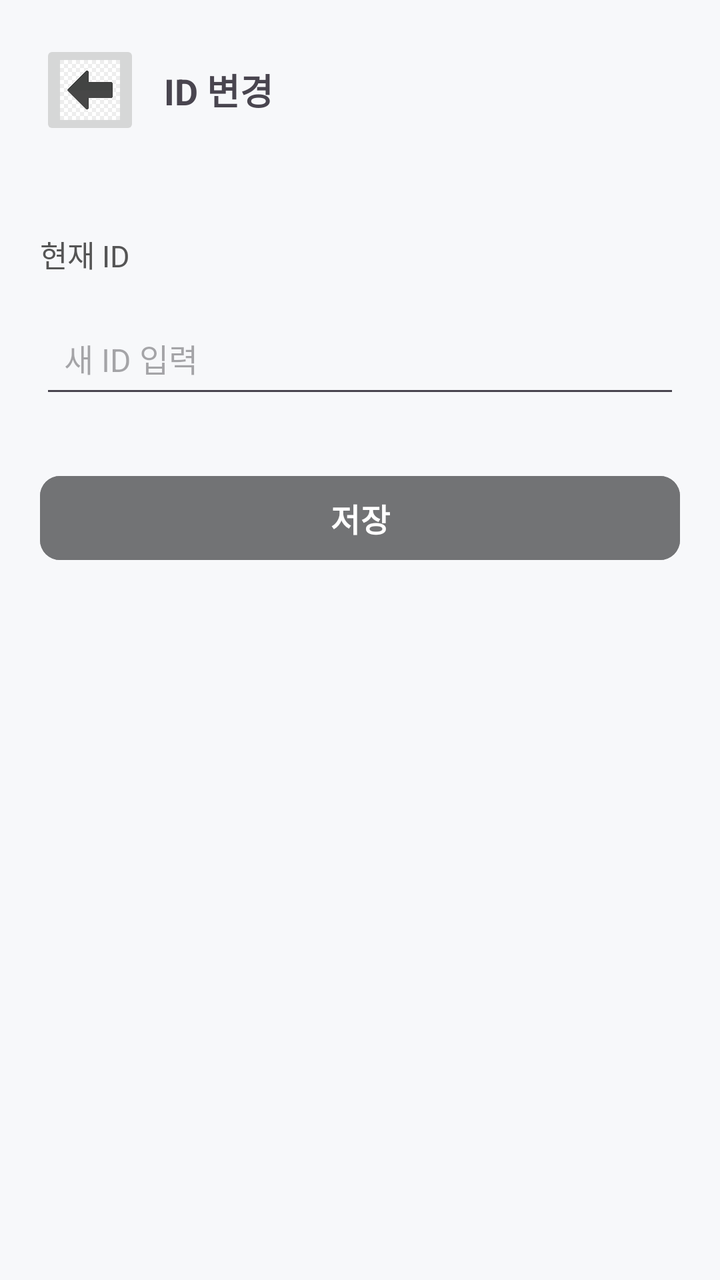
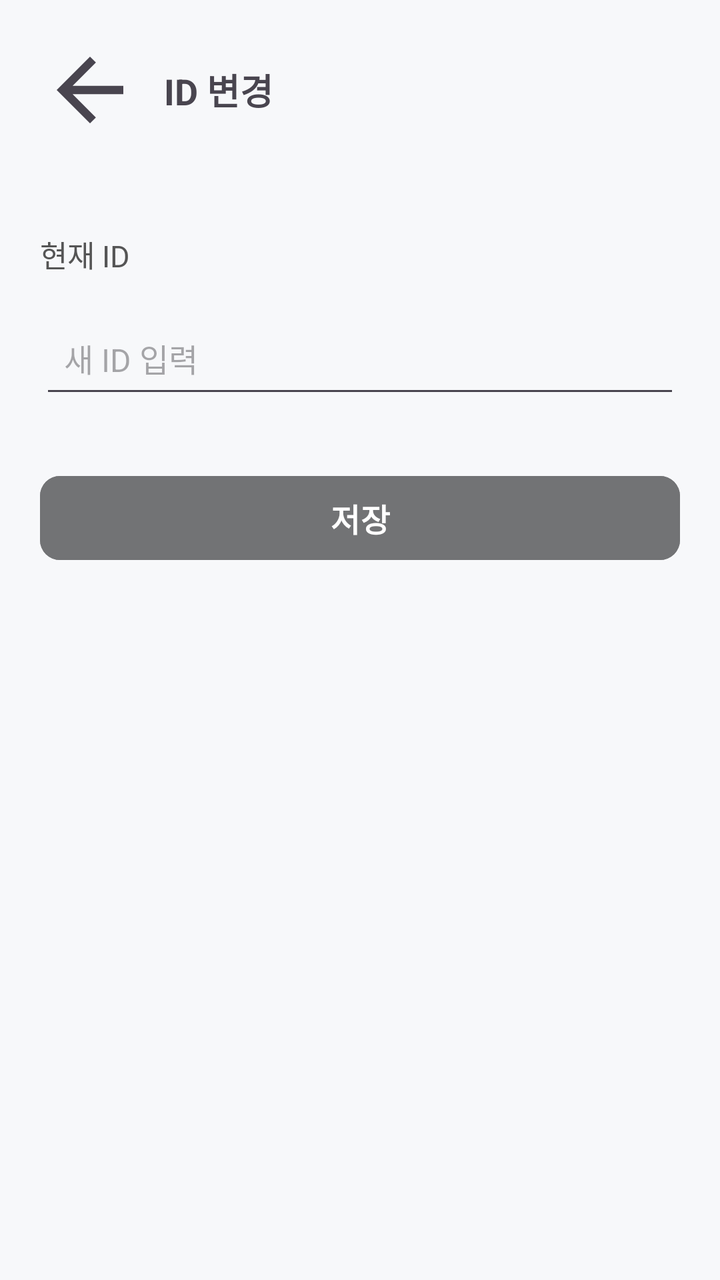

The first picture is an Android layout as it rendered before a commit; the second is the same layout after the commit. The layout source and the unified diff follow.
<!-- AndroidManifest.xml: application theme Theme.Lostfind -->
<!-- res/layout/id_change.xml -->
<?xml version="1.0" encoding="utf-8"?>
<LinearLayout xmlns:android="http://schemas.android.com/apk/res/android"
    android:layout_width="match_parent"
    android:layout_height="match_parent"
    xmlns:app="http://schemas.android.com/apk/res-auto"
    android:orientation="vertical"
    android:background="#F7F8FA"
    android:padding="20dp"
    android:id="@+id/main">

    
    <LinearLayout
        android:layout_width="match_parent"
        android:layout_height="wrap_content"
        android:orientation="horizontal"
        android:gravity="center_vertical"
        android:paddingBottom="16dp">

        <ImageButton
            android:id="@+id/btnBack"
            android:layout_width="50dp"
            android:layout_height="50dp"
            android:scaleType="centerCrop"
            android:src="@drawable/left_arrow"
            android:contentDescription="Back" />

        <TextView
            android:id="@+id/txtTitle"
            android:layout_width="wrap_content"
            android:layout_height="wrap_content"
            android:text="ID 변경"
            android:textSize="18sp"
            android:textStyle="bold"
            android:layout_marginStart="12dp" />
    </LinearLayout>


    
    <TextView
        android:id="@+id/txtDescription"
        android:layout_width="wrap_content"
        android:layout_height="wrap_content"
        android:text="현재 ID"
        android:textSize="15sp"
        android:textColor="#555555"
        android:layout_marginTop="30dp" />


    
    <EditText
        android:id="@+id/editNewName"
        android:layout_width="match_parent"
        android:layout_height="50dp"
        android:hint="새 ID 입력"
        android:padding="12dp"
        android:textSize="16sp"
        android:layout_marginTop="16dp" />


    
    <Button
        android:id="@+id/btnSaveName"
        android:layout_width="match_parent"
        android:layout_height="50dp"
        android:text="저장"
        android:textSize="16sp"
        android:textStyle="bold"
        android:textColor="#FFFFFF"
        android:layout_marginTop="30dp"
        app:cornerRadius="10dp"
        android:backgroundTint="@color/gray"/>

</LinearLayout>
<!-- resources referenced by this layout -->
<resources>
  <color name="gray">#727375</color>
  <!-- drawable left_arrow: jpg bitmap (drawable, 5456 bytes) -->
  <style name="Theme.Lostfind" parent="Base.Theme.Lostfind" />
  <style name="Base.Theme.Lostfind" parent="Theme.Material3.DayNight.NoActionBar">
          
          
      </style>
</resources>

<!-- the commit's change to res/layout/id_change.xml (unified diff, before → after) -->
@@ -22,7 +22,8 @@
             android:layout_height="50dp"
             android:scaleType="centerCrop"
             android:src="@drawable/left_arrow"
-            android:contentDescription="Back" />
+            android:contentDescription="Back"
+            android:background="?selectableItemBackgroundBorderless"/>
 
         <TextView
             android:id="@+id/txtTitle"
<!-- resource entries referenced after the edit -->
@@ -1,7 +1,20 @@
 <!-- resources referenced by this layout -->
 <resources>
   <color name="gray">#727375</color>
-  <!-- drawable left_arrow: jpg bitmap (drawable, 5456 bytes) -->
+  <!-- drawable left_arrow (drawable) -->
+  <?xml version="1.0" encoding="utf-8"?>
+  <vector xmlns:android="http://schemas.android.com/apk/res/android"
+      android:width="24dp"
+      android:height="24dp"
+      android:viewportWidth="24"
+      android:viewportHeight="24"
+      android:tint="?attr/colorControlNormal">  
+  
+      
+      <path
+          android:fillColor="@android:color/white"
+          android:pathData="M20,11H7.83l5.59,-5.59L12,4l-8,8 8,8 1.41,-1.41L7.83,13H20v-2z"/>
+  </vector>
   <style name="Theme.Lostfind" parent="Base.Theme.Lostfind" />
   <style name="Base.Theme.Lostfind" parent="Theme.Material3.DayNight.NoActionBar">
           
